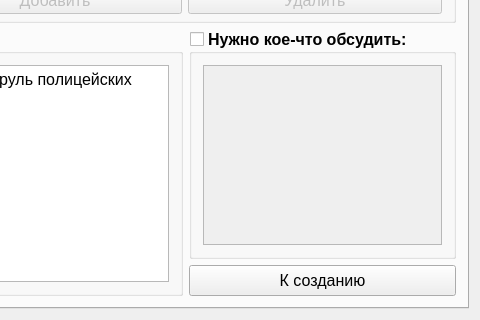
YakSid/PDNK2, file mainwindow.ui: the form before one commit; both pictures show x 677 to 1157 and y 518 to 838 of the 1157 by 838 pixel window.
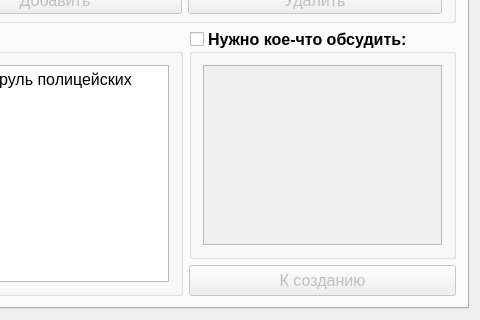
The form after the commit. The open tabs and pages were chosen to show the change.

Patch:
```diff
--- a/mainwindow.ui
+++ b/mainwindow.ui
@@ -1054,6 +1054,9 @@
         </item>
         <item row="4" column="2">
          <widget class="QPushButton" name="pb_createQuest">
+          <property name="enabled">
+           <bool>false</bool>
+          </property>
           <property name="minimumSize">
            <size>
             <width>121</width>
```
Left out of the diff: 4 changed lines with no effect on the pictures.
